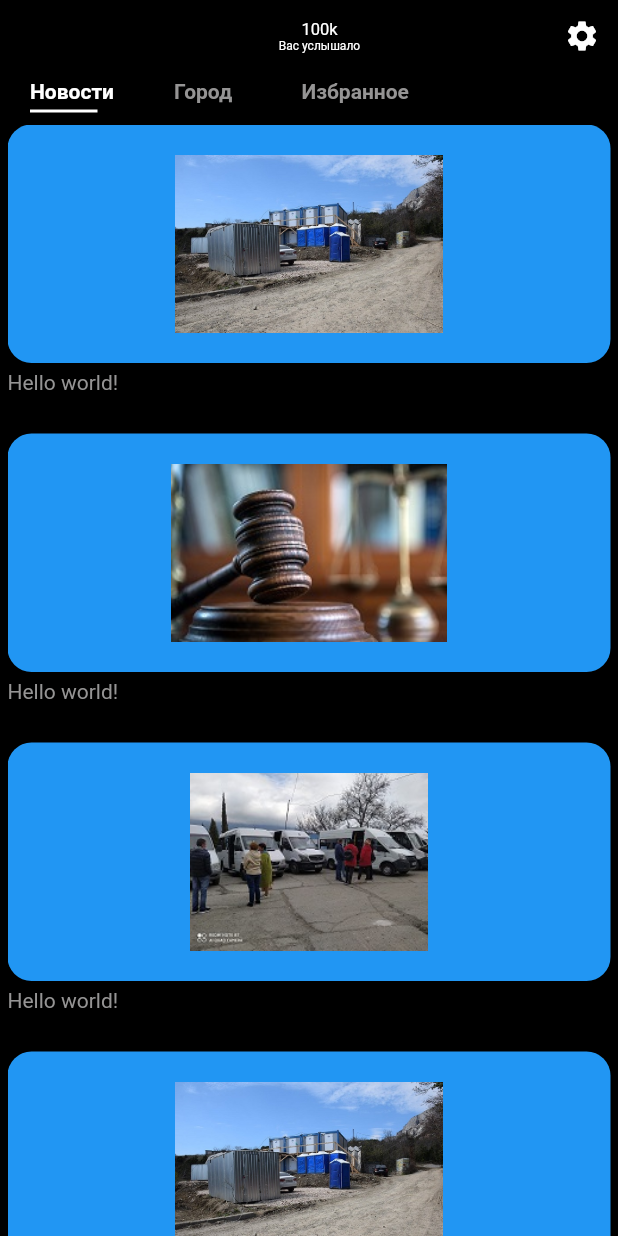
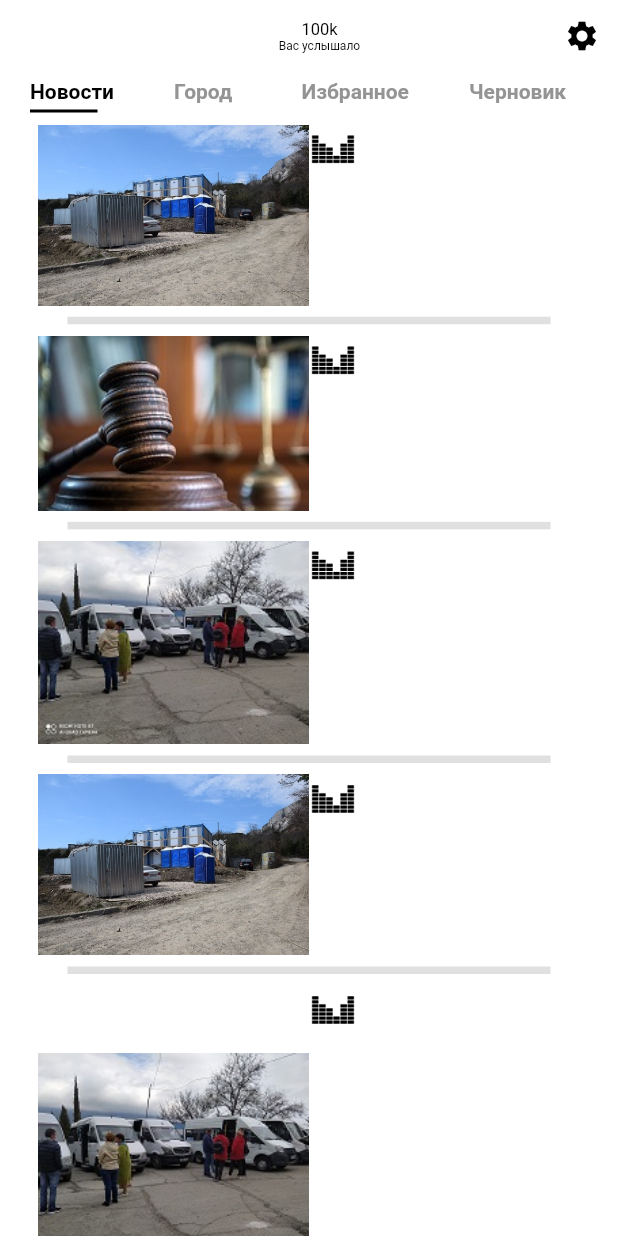
Before and after one commit to KistanovSerhii/ivoices, a Flutter app: the screen it shows after launch, on a phone screen of 412 x 824 dp. Run offline on Flutter 3.47's test engine with Material 2 defaults, Android fonts, the phone set to English and light mode, and no system bars.

Commit message:
add table.dart

```diff
--- a/lib/CONST.dart
+++ b/lib/CONST.dart
@@ -1,6 +1,6 @@
 import 'package:flutter/material.dart';
 
-const kTextColor = Color(0xFFFFFFFF);
+const kTextColor = Color(0xFF000000);
 const kTextLightColor = Color(0xFF959494);
 
 const kDefaultPaddin = 20.0;
--- a/lib/internal/application.dart
+++ b/lib/internal/application.dart
@@ -7,9 +7,6 @@ class App extends StatelessWidget {
   Widget build(BuildContext context) {
     return MaterialApp(
       title: 'Flutter Demo',
-      theme: ThemeData(
-        primarySwatch: Colors.blue,
-      ),
       home: HomePage(title: 'storyteller app'),
     );
   }
--- a/lib/presentation/home/components/body.dart
+++ b/lib/presentation/home/components/body.dart
@@ -1,4 +1,5 @@
 import 'package:flutter/material.dart';
+import 'package:storyteller/CONST.dart';
 import 'package:storyteller/presentation/home/components/catehorries.dart';
 import 'package:storyteller/presentation/home/components/table.dart';
 
@@ -9,7 +10,7 @@ class HomeBody extends StatelessWidget {
       children: [
         homeAppBarWidget(),
         Categories(),
-        table(),
+        VoicesTable(),
       ],
     );
   }
@@ -21,7 +22,7 @@ Widget homeAppBarWidget() {
       Spacer(flex: 3,),
       Center(child: appBarUserExperience()),
       Spacer(flex: 2,),
-      IconButton(icon: Icon(Icons.settings), color: Colors.white, onPressed: () => {})
+      IconButton(icon: Icon(Icons.settings), color: kTextColor, onPressed: () => {})
     ],
   );
 }
@@ -30,8 +31,8 @@ Widget appBarUserExperience() {
   return Column(
         mainAxisAlignment: MainAxisAlignment.center,
         children: [
-          Text("100k", style: TextStyle(fontSize: 11.0, color: Colors.white),),
-          Text("Вас услышало", style: TextStyle(fontSize: 8.0, color: Colors.white),),
+          Text("100k", style: TextStyle(fontSize: 11.0, color: kTextColor),),
+          Text("Вас услышало", style: TextStyle(fontSize: 8.0, color: kTextColor),),
         ],
       );
 }
--- a/lib/presentation/home/components/catehorries.dart
+++ b/lib/presentation/home/components/catehorries.dart
@@ -7,7 +7,7 @@ class Categories extends StatefulWidget {
 }
 
 class _CategoriesState extends State<Categories> {
-  List<String> categories = ["Новости", "Город", "Избранное"];
+  List<String> categories = ["Новости", "Город", "Избранное", "Черновик"];
   int selectedIndex = 0;
 
   @override
@@ -45,10 +45,10 @@ class _CategoriesState extends State<Categories> {
               ),
             ),
             Container(
-              margin: EdgeInsets.only(top: kDefaultPaddin / 5), //top padding 5
+              margin: EdgeInsets.only(top: kDefaultPaddin / 5),
               height: 2,
               width: 45,
-              color: selectedIndex == index ? Colors.white : Colors.transparent,
+              color: selectedIndex == index ? kTextColor : Colors.transparent,
             )
           ],
         ),
--- a/lib/presentation/home/components/table.dart
+++ b/lib/presentation/home/components/table.dart
@@ -1,98 +1,179 @@
 import 'package:flutter/material.dart';
 import 'package:storyteller/CONST.dart';
 import 'package:storyteller/domain/model/voice.dart';
-import 'package:storyteller/presentation/home/components/voice_box.dart';
 
-Widget table() {
-  List<Voice> voices = getVoices();
+class VoicesTable extends StatelessWidget {
+  final List<Voice> voices = getVoices();
 
-  return Expanded(
+  @override
+  Widget build(BuildContext context) {
+    return Container(
+        child: Expanded(
       child: Padding(
           padding: const EdgeInsets.symmetric(horizontal: kDefaultPaddinLow),
-        child: GridView.builder(
+          child: ListView.builder(
+            scrollDirection: Axis.vertical,
             itemCount: voices.length,
-          gridDelegate: SliverGridDelegateWithFixedCrossAxisCount(
-            crossAxisCount: 1,
-            mainAxisSpacing: kDefaultPaddinLow,
-            crossAxisSpacing: kDefaultPaddinLow,
-            childAspectRatio: 2,
+            itemBuilder: (context, index) => buildVoices(voices[index]),
+          )),
+    ));
+  }
+
+  Widget buildVoices(Voice voice) {
+    return GestureDetector(
+      onTap: () {
+        print('onTap');
+      },
+      child: Padding(
+        padding: const EdgeInsets.symmetric(horizontal: kDefaultPaddin),
+        child: Container(
+          child: Column(children: [
+            Table(
+              children: <TableRow>[
+                TableRow(children: <Widget>[
+                  Container(
+                    child: FittedBox(
+                        alignment: Alignment.centerLeft,
+                        fit: BoxFit.fill ,
+                        child: voice.cover),
                   ),
-          itemBuilder: (context, index) =>
-              VoiceBox(
-                  voice: voices[index],
-                  press: () => {} /*
-                      Navigator.push(
-                        context,
-                        MaterialPageRoute(
-                          builder: (context) => DetailsScreen(
-                        product: products[index],
+                  TableCell(
+                      verticalAlignment: TableCellVerticalAlignment.top,
+                      child: Row(
+                        children: [
+                          Container(
+                              padding: EdgeInsets.only(top: 1.0),
+                              height: 32,
+                              width: 32,
+                              child: voice.equalizer)
+                        ],
+                      )),
+                ])
+              ],
             ),
-                      )*/),
-        )),
+            const Divider(
+              height: 20,
+              thickness: 5,
+              indent: 20,
+              endIndent: 20,
+            )
+          ]),
+        ),
+      ),
     );
   }
-
-
+}
 
 List<Voice> getVoices() {
   return [
     new Voice(
-        cover: Image(image: AssetImage('assets/images/cover1.jpg'), width: 120, height: 150,),
+        cover: Image(image: AssetImage('assets/images/cover1.jpg'), fit: BoxFit.fill,),
         equalizer: Image(image: AssetImage('assets/images/equalizer.png')),
         timeInfo: "5m",
         statusBtn: Icon(Icons.access_alarms),
-        title: "Hello world!",
+        title:
+            "Инна Смаль, ранее занимавшая должность зампредседателя Госкомитета по государственной регистрации и кадастру Республики Крым",
         comments: "A10k",
-        countListned: "L15K"
-    ),
-
+        countListned: "L15K"),
     new Voice(
-        cover: Image(image: AssetImage('assets/images/cover2.jpg'), width: 120, height: 150,),
+        cover: Image(image: AssetImage('assets/images/cover2.jpg')),
         equalizer: Image(image: AssetImage('assets/images/equalizer.png')),
         timeInfo: "7m",
         statusBtn: Icon(Icons.access_alarms),
-        title: "Hello world!",
+        title:
+            "Школа на улице Тимирязева в Ялте: средства на проектирование выделят в этом году из федерального бюджета",
         comments: "A1k",
-        countListned: "L2K"
-    ),
-
+        countListned: "L2K"),
     new Voice(
-        cover: Image(image: AssetImage('assets/images/cover3.jpg'), width: 120, height: 150),
+        cover: Image(image: AssetImage('assets/images/cover3.jpg')),
         equalizer: Image(image: AssetImage('assets/images/equalizer.png')),
         timeInfo: "2m",
         statusBtn: Icon(Icons.access_alarms),
-        title: "Hello world!",
+        title:
+            "Гендиректору OOO «Стартинвест» Надежде Олефир вручили знак отличия «Трудовая доблесть России»",
         comments: "A120",
-        countListned: "L320"
-    ),
-
+        countListned: "L320"),
     new Voice(
-        cover: Image(image: AssetImage('assets/images/cover1.jpg'), width: 120, height: 150),
+        cover: Image(image: AssetImage('assets/images/cover1.jpg')),
         equalizer: Image(image: AssetImage('assets/images/equalizer.png')),
         timeInfo: "5m",
         statusBtn: Icon(Icons.access_alarms),
-        title: "Hello world!",
+        title:
+            "В правительстве Крыма заявляют о снятии режимного водоснабжения в Симферополе через какое-то время",
         comments: "A75",
-        countListned: "L320"
-    ),
+        countListned: "L320"),
     new Voice(
-        cover: Image(image: AssetImage('assets/images/cover3.jpg'), width: 120, height: 150),
+        cover: Image(
+            image: AssetImage('assets/images/cover3.jpg'),
+            width: 120,
+            height: 150),
         equalizer: Image(image: AssetImage('assets/images/equalizer.png')),
         timeInfo: "5m",
         statusBtn: Icon(Icons.access_alarms),
-        title: "Hello world!",
+        title:
+            "Объявлен сбор средств на лечение девочки из Алушты, упавшей с десятого этажа недостроя",
         comments: "A75",
-        countListned: "L320"
-    ),
+        countListned: "L320"),
     new Voice(
-        cover: Image(image: AssetImage('assets/images/cover2.jpg'), width: 120, height: 150),
+        cover: Image(
+            image: AssetImage('assets/images/cover2.jpg'),
+            width: 120,
+            height: 150),
         equalizer: Image(image: AssetImage('assets/images/equalizer.png')),
         timeInfo: "5m",
         statusBtn: Icon(Icons.access_alarms),
-        title: "Hello world!",
+        title:
+            "Смаль уволилась с должности врио председателя Госкомрегистра Крыма",
         comments: "A75",
-        countListned: "L320"
+        countListned: "L320"),
+    new Voice(
+        cover: Image(
+          image: AssetImage('assets/images/cover1.jpg'),
+          width: 120,
+          height: 150,
         ),
-
+        equalizer: Image(image: AssetImage('assets/images/equalizer.png')),
+        timeInfo: "5m",
+        statusBtn: Icon(Icons.access_alarms),
+        title:
+            "В МЧС напомнили ялтинцам правила поведения при посещении церквей и лесов",
+        comments: "A10k",
+        countListned: "L15K"),
+    new Voice(
+        cover: Image(
+          image: AssetImage('assets/images/cover2.jpg'),
+          width: 120,
+          height: 150,
+        ),
+        equalizer: Image(image: AssetImage('assets/images/equalizer.png')),
+        timeInfo: "7m",
+        statusBtn: Icon(Icons.access_alarms),
+        title: "В Симеизе на одной из улиц возможно отключат водоснабжение",
+        comments: "A1k",
+        countListned: "L2K"),
+    new Voice(
+        cover: Image(
+            image: AssetImage('assets/images/cover3.jpg'),
+            width: 120,
+            height: 150),
+        equalizer: Image(image: AssetImage('assets/images/equalizer.png')),
+        timeInfo: "2m",
+        statusBtn: Icon(Icons.access_alarms),
+        title:
+            "В Крыму с 1 по 10 мая все пункты вакцинации против Covid-19 продолжат свою работу",
+        comments: "A120",
+        countListned: "L320"),
+    new Voice(
+        cover: Image(
+            image: AssetImage('assets/images/cover1.jpg'),
+            width: 120,
+            height: 150),
+        equalizer: Image(image: AssetImage('assets/images/equalizer.png')),
+        timeInfo: "5m",
+        statusBtn: Icon(Icons.access_alarms),
+        title:
+            "Задержан директор «ЕДДС 112» Ялты, он подозревается в ущербе городу на 18 млн рублей",
+        comments: "A75",
+        countListned: "L320")
   ];
 }
```
Also changed, not shown: lib/presentation/home/home.dart (+1 -41 lines), 5 other files. Lines whose indentation alone changed are shown as unchanged.
